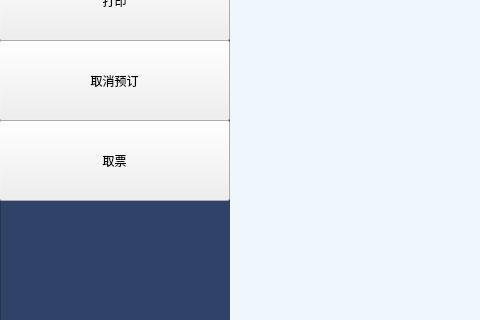
Before: the Qt Designer form Flight_Ticket_Reservation_System/mainwindow.ui in Jiaze3303/Air_Ticket_Reservation_System, drawn with Qt 5; both pictures show x 0 to 480 and y 217 to 537 of the 1366 by 768 pixel window.
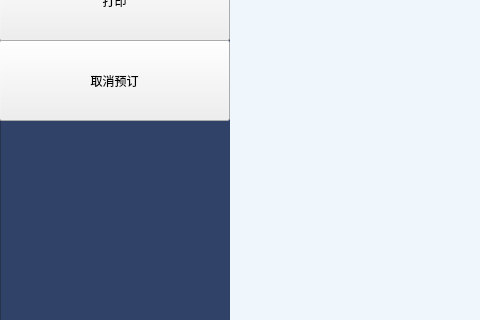
After: the same form once the commit is applied. The open tabs and pages were chosen to show the change. Icons and pictures are not drawn.

Patch:
```diff
--- a/Flight_Ticket_Reservation_System/mainwindow.ui
+++ b/Flight_Ticket_Reservation_System/mainwindow.ui
@@ -135,35 +135,6 @@
        <bool>true</bool>
       </property>
      </widget>
-     <widget class="QPushButton" name="pushButton_4">
-      <property name="geometry">
-       <rect>
-        <x>0</x>
-        <y>240</y>
-        <width>231</width>
-        <height>81</height>
-       </rect>
-      </property>
-      <property name="text">
-       <string>取票</string>
-      </property>
-      <property name="icon">
-       <iconset resource="image.qrc">
-        <normaloff>:/image/image/tickets.png</normaloff>:/image/image/tickets.png</iconset>
-      </property>
-      <property name="iconSize">
-       <size>
-        <width>24</width>
-        <height>24</height>
-       </size>
-      </property>
-      <property name="checkable">
-       <bool>true</bool>
-      </property>
-      <property name="default">
-       <bool>false</bool>
-      </property>
-     </widget>
      <widget class="QLabel" name="label_5">
       <property name="geometry">
        <rect>
```
Left out of the diff: 2 changed lines with no effect on the pictures.
